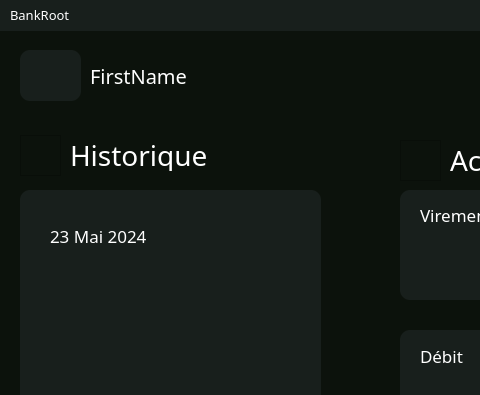
Old version of the form home.ui in the repository SparqueeZ/Bank-Root; both pictures show x 0 to 480 and y 0 to 395 of the 1431 by 837 pixel window.
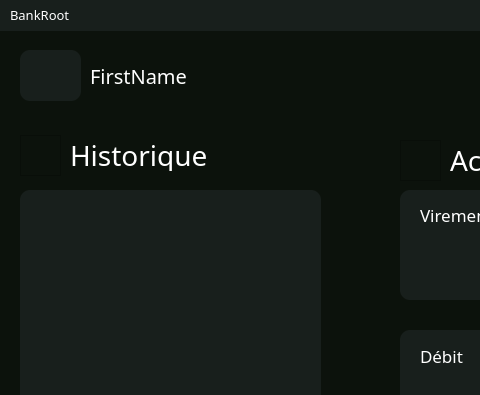
New version of the form. Icons and pictures are not drawn.

The edit to the form file:
```diff
--- a/home.ui
+++ b/home.ui
@@ -1078,30 +1078,6 @@
       </rect>
      </property>
     </widget>
-    <widget class="QLabel" name="label_21">
-     <property name="geometry">
-      <rect>
-       <x>30</x>
-       <y>30</y>
-       <width>191</width>
-       <height>31</height>
-      </rect>
-     </property>
-     <property name="font">
-      <font>
-       <family>Montserrat SemiBold</family>
-       <pointsize>13</pointsize>
-      </font>
-     </property>
-     <property name="styleSheet">
-      <string notr="true">QLabel {
-    color: white;
-}</string>
-     </property>
-     <property name="text">
-      <string>23 Mai 2024</string>
-     </property>
-    </widget>
     <widget class="QWidget" name="image1" native="true">
      <property name="geometry">
       <rect>
```
Left out of the diff: 1 changed line with no effect on the pictures.
